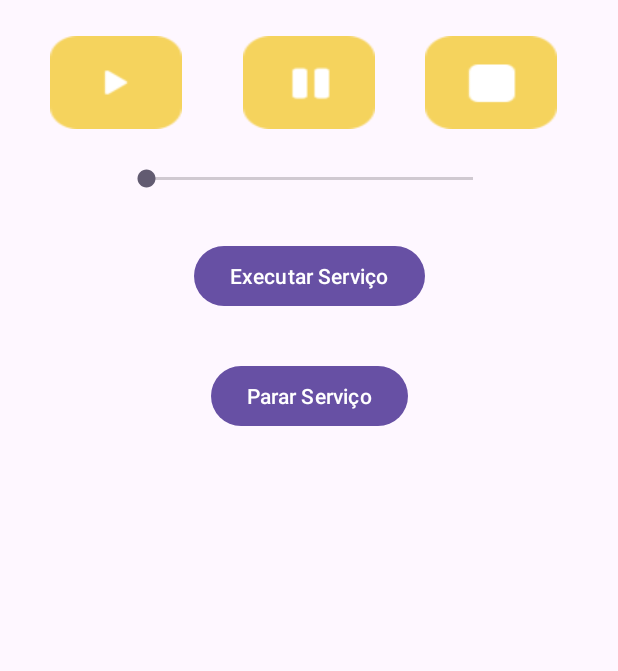
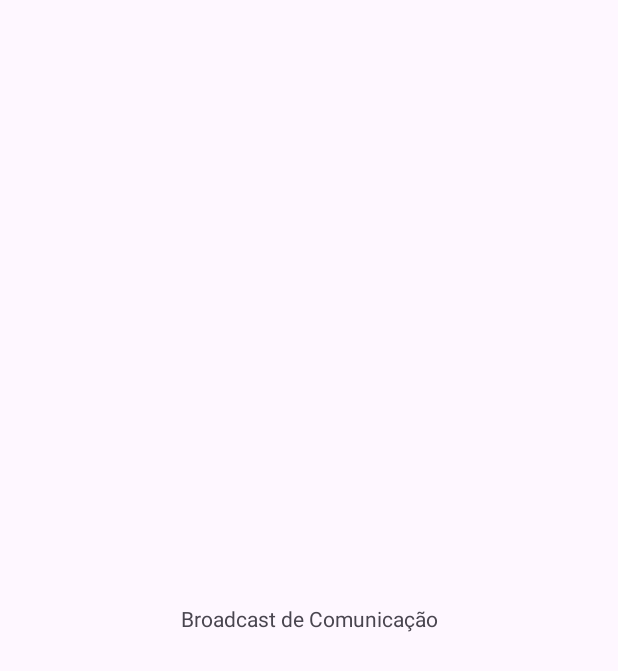
Before and after one commit to marcelosartor/AulaService, an Android app: the screen it shows after launch (MusicaActivity before the commit, ComunicacaoBroadcastActivity after it), on a phone screen of 412 x 824 dp. Shown: the top 671 px of the screen. Run offline under Robolectric (Android 15) with nearby library versions, the phone set to English and light mode, and no system bars.

Commit message:
feat: custom broadcast

```diff
--- /dev/null
+++ b/app/src/main/java/br/com/msartor/aulaservice/ComunicacaoBroadcastActivity.kt
@@ -0,0 +1,51 @@
+package br.com.msartor.aulaservice
+
+import android.content.Context
+import android.content.IntentFilter
+import android.os.Build
+import android.os.Bundle
+import android.util.Log
+import androidx.activity.enableEdgeToEdge
+import androidx.appcompat.app.AppCompatActivity
+import androidx.core.view.ViewCompat
+import androidx.core.view.WindowInsetsCompat
+import br.com.msartor.aulaservice.broadcast.ComunicacaoBroadcastReceiver
+import br.com.msartor.aulaservice.databinding.ActivityBroadcastBinding
+
+class ComunicacaoBroadcastActivity : AppCompatActivity() {
+
+    private val binding by lazy {
+        ActivityBroadcastBinding.inflate(layoutInflater)
+    }
+
+    private lateinit var comunicacaoBroadcastReceiver: ComunicacaoBroadcastReceiver
+
+    override fun onCreate(savedInstanceState: Bundle?) {
+        super.onCreate(savedInstanceState)
+        enableEdgeToEdge()
+        setContentView(binding.root)
+        ViewCompat.setOnApplyWindowInsetsListener(findViewById(R.id.main)) { v, insets ->
+            val systemBars = insets.getInsets(WindowInsetsCompat.Type.systemBars())
+            v.setPadding(systemBars.left, systemBars.top, systemBars.right, systemBars.bottom)
+            insets
+        }
+
+        comunicacaoBroadcastReceiver = ComunicacaoBroadcastReceiver()
+        IntentFilter("br.com.msartor.aulaservice.ABRIR_ARQUIVO_PDF").apply {
+            if (Build.VERSION.SDK_INT >= Build.VERSION_CODES.TIRAMISU) {
+                Log.i("ComunicacaoBroadcastReceiver", "Registro 1")
+                registerReceiver(comunicacaoBroadcastReceiver, this, Context.RECEIVER_EXPORTED)
+            } else {
+                @Suppress("DEPRECATION")
+                Log.i("ComunicacaoBroadcastReceiver", "Registro 2")
+                registerReceiver(comunicacaoBroadcastReceiver, this)
+            }
+        }
+
+    }
+
+    override fun onDestroy() {
+        unregisterReceiver(comunicacaoBroadcastReceiver)
+        super.onDestroy()
+    }
+}
--- a/app/src/main/java/br/com/msartor/aulaservice/MainActivity.kt
+++ b/app/src/main/java/br/com/msartor/aulaservice/MainActivity.kt
@@ -11,10 +11,10 @@ import android.util.Log
 import android.widget.Toast
 import androidx.activity.enableEdgeToEdge
 import androidx.appcompat.app.AppCompatActivity
-import androidx.core.app.ActivityCompat
 import androidx.core.view.ViewCompat
 import androidx.core.view.WindowInsetsCompat
 import br.com.msartor.aulaservice.databinding.ActivityMainBinding
+import br.com.msartor.aulaservice.service.MinhaConexao
 
 class MainActivity : AppCompatActivity(),ServiceConnection {
 
@@ -39,7 +39,7 @@ class MainActivity : AppCompatActivity(),ServiceConnection {
 
         val serviceConnection = this
         //val meuServico = Intent(this,MeuServico::class.java)
-        val minhaConexaoServico = Intent(this,MinhaConexao::class.java)
+        val minhaConexaoServico = Intent(this, MinhaConexao::class.java)
 
 
         binding.btnIniciarService.setOnClickListener {
--- a/app/src/main/java/br/com/msartor/aulaservice/MusicaActivity.kt
+++ b/app/src/main/java/br/com/msartor/aulaservice/MusicaActivity.kt
@@ -14,6 +14,7 @@ import androidx.appcompat.app.AppCompatActivity
 import androidx.core.view.ViewCompat
 import androidx.core.view.WindowInsetsCompat
 import br.com.msartor.aulaservice.databinding.ActivityMusicaBinding
+import br.com.msartor.aulaservice.service.MusicaService
 
 class MusicaActivity : AppCompatActivity() {
 
--- /dev/null
+++ b/app/src/main/java/br/com/msartor/aulaservice/broadcast/ComunicacaoBroadcastReceiver.kt
@@ -0,0 +1,15 @@
+package br.com.msartor.aulaservice.broadcast
+
+import android.content.BroadcastReceiver
+import android.content.Context
+import android.content.Intent
+import android.util.Log
+
+class ComunicacaoBroadcastReceiver : BroadcastReceiver() {
+
+    override fun onReceive(context: Context, intent: Intent) {
+        if(intent.action == "br.com.msartor.aulaservice.ABRIR_ARQUIVO_PDF"){
+            Log.i("ComunicacaoBroadcastReceiver", "Abrindo arquivo PDF")
+        }
+    }
+}
--- a/app/src/main/java/br/com/msartor/aulaservice/CustomApplication.kt
+++ b/app/src/main/java/br/com/msartor/aulaservice/service/CustomApplication.kt
@@ -1,7 +1,6 @@
-package br.com.msartor.aulaservice
+package br.com.msartor.aulaservice.service
 
 import android.app.Application
-import android.app.Notification
 import android.app.NotificationChannel
 import android.app.NotificationManager
 
--- a/app/src/main/java/br/com/msartor/aulaservice/MeuServico.kt
+++ b/app/src/main/java/br/com/msartor/aulaservice/service/MeuServico.kt
@@ -1,4 +1,4 @@
-package br.com.msartor.aulaservice
+package br.com.msartor.aulaservice.service
 
 import android.app.Service
 import android.content.Intent
--- a/app/src/main/java/br/com/msartor/aulaservice/MinhaConexao.kt
+++ b/app/src/main/java/br/com/msartor/aulaservice/service/MinhaConexao.kt
@@ -1,15 +1,14 @@
-package br.com.msartor.aulaservice
+package br.com.msartor.aulaservice.service
 
 import android.app.NotificationManager
 import android.app.Service
 import android.content.Intent
-import android.content.pm.ServiceInfo
 import android.graphics.BitmapFactory
 import android.os.Binder
-import android.os.Build
 import android.os.IBinder
 import android.util.Log
 import androidx.core.app.NotificationCompat
+import br.com.msartor.aulaservice.R
 import kotlinx.coroutines.CoroutineScope
 import kotlinx.coroutines.Dispatchers
 import kotlinx.coroutines.cancel
--- a/app/src/main/java/br/com/msartor/aulaservice/MusicaService.kt
+++ b/app/src/main/java/br/com/msartor/aulaservice/service/MusicaService.kt
@@ -1,4 +1,4 @@
-package br.com.msartor.aulaservice
+package br.com.msartor.aulaservice.service
 
 import android.app.NotificationChannel
 import android.app.NotificationManager
@@ -9,9 +9,9 @@ import android.graphics.BitmapFactory
 import android.media.MediaPlayer
 import android.os.Build
 import android.os.IBinder
-import android.util.Log
 import android.widget.Toast
 import androidx.core.app.NotificationCompat
+import br.com.msartor.aulaservice.R
 import java.time.LocalDateTime
 import java.time.ZoneId
 
--- /dev/null
+++ b/app/src/main/res/layout/activity_broadcast.xml
@@ -0,0 +1,21 @@
+<?xml version="1.0" encoding="utf-8"?>
+<androidx.constraintlayout.widget.ConstraintLayout xmlns:android="http://schemas.android.com/apk/res/android"
+    xmlns:app="http://schemas.android.com/apk/res-auto"
+    xmlns:tools="http://schemas.android.com/tools"
+    android:id="@+id/main"
+    android:layout_width="match_parent"
+    android:layout_height="match_parent"
+    tools:context=".BroadcastActivity">
+
+    <TextView
+        android:id="@+id/textResultado"
+        android:layout_width="wrap_content"
+        android:layout_height="wrap_content"
+        android:text="Broadcast de Comunicação"
+        app:layout_constraintBottom_toBottomOf="parent"
+        app:layout_constraintEnd_toEndOf="parent"
+        app:layout_constraintHorizontal_bias="0.5"
+        app:layout_constraintStart_toStartOf="parent"
+        app:layout_constraintTop_toTopOf="parent"
+        app:layout_constraintVertical_bias="0.5" />
+</androidx.constraintlayout.widget.ConstraintLayout>
```
Also changed, not shown: app/src/main/AndroidManifest.xml (+32 -9 lines), app/src/main/java/br/com/msartor/aulaservice/BroadcastActivity.kt (added, +61 -0 lines), app/src/main/java/br/com/msartor/aulaservice/broadcast/MeuBroadcastReceiver.kt (added, +45 -0 lines), app/src/main/java/br/com/msartor/aulaservice/broadcast/ReinicializacaoReceiver.kt (added, +16 -0 lines), app/src/main/res/layout/activity_comunicacao_broadcast.xml (added, +10 -0 lines).
